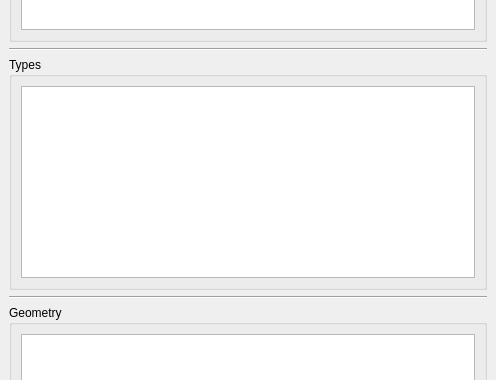
First picture: the form in UVITool/UVITool_dialog_base.ui, repository nagyistge/DGConnect, before the edit; both pictures show x 0 to 496 and y 200 to 580 of the 496 by 958 pixel window.
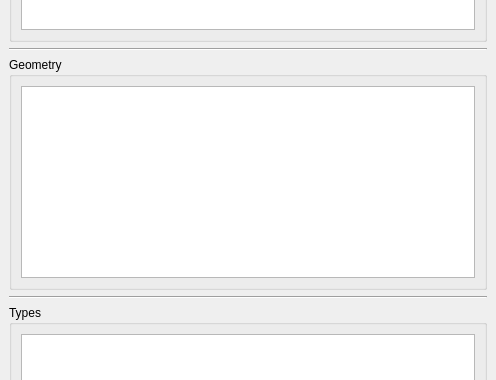
Second picture: the form after the edit.

Patch:
```diff
--- a/UVITool/UVITool_dialog_base.ui
+++ b/UVITool/UVITool_dialog_base.ui
@@ -83,7 +83,7 @@
        </widget>
       </item>
       <item>
-       <widget class="QGroupBox" name="types_group_box">
+       <widget class="QGroupBox" name="geometry_group_box">
         <property name="sizePolicy">
          <sizepolicy hsizetype="Expanding" vsizetype="Preferred">
           <horstretch>0</horstretch>
@@ -97,11 +97,11 @@
          </size>
         </property>
         <property name="title">
-         <string>Types</string>
+         <string>Geometry</string>
         </property>
         <layout class="QGridLayout" name="gridLayout_3">
          <item row="0" column="0">
-          <widget class="QListView" name="types_list_view">
+          <widget class="QListView" name="geometry_list_view">
            <property name="sizePolicy">
             <sizepolicy hsizetype="Expanding" vsizetype="Preferred">
              <horstretch>0</horstretch>
@@ -127,7 +127,7 @@
        </widget>
       </item>
       <item>
-       <widget class="QGroupBox" name="geometry_group_box">
+       <widget class="QGroupBox" name="types_group_box">
         <property name="sizePolicy">
          <sizepolicy hsizetype="Expanding" vsizetype="Expanding">
           <horstretch>0</horstretch>
@@ -135,11 +135,11 @@
          </sizepolicy>
         </property>
         <property name="title">
-         <string>Geometry</string>
+         <string>Types</string>
         </property>
         <layout class="QGridLayout" name="gridLayout_4">
          <item row="0" column="0">
-          <widget class="QListView" name="geometry_list_view">
+          <widget class="QListView" name="types_list_view">
            <property name="sizePolicy">
             <sizepolicy hsizetype="Expanding" vsizetype="Expanding">
              <horstretch>0</horstretch>
```
